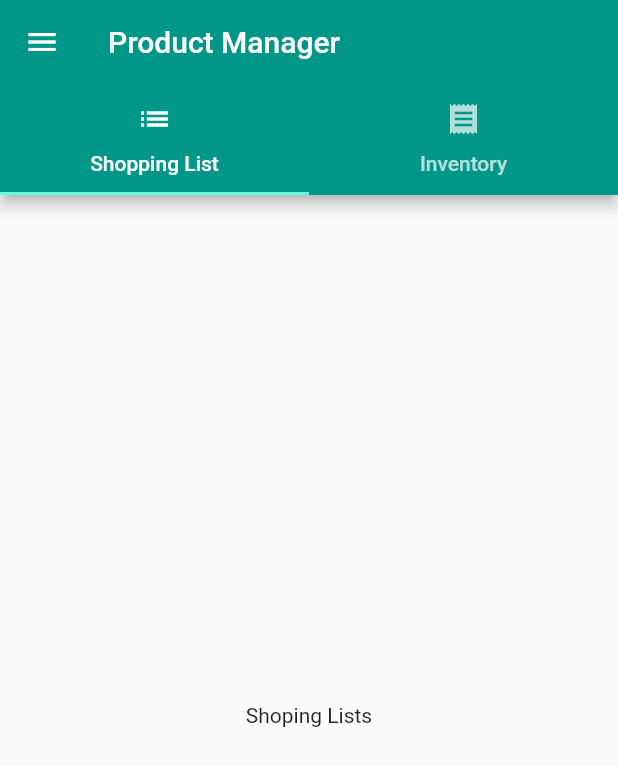
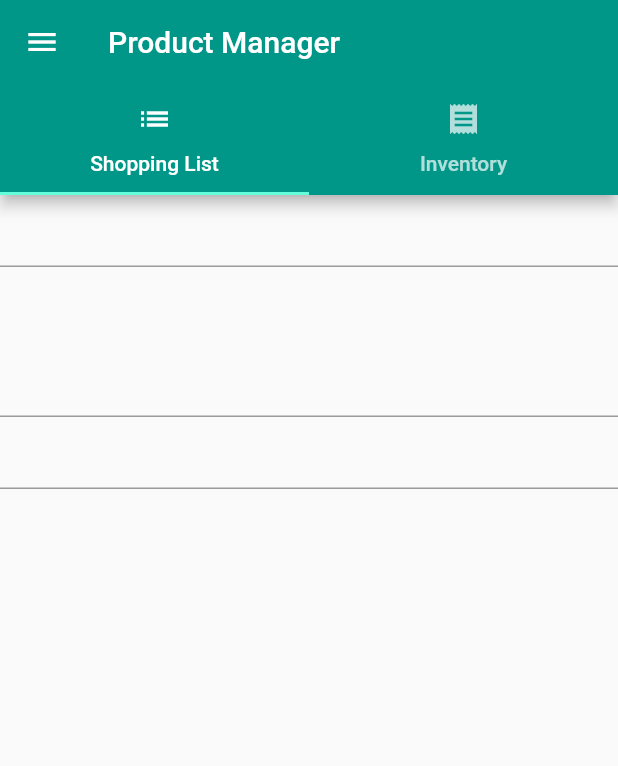
Before and after one commit to tehnools/foodie_v1, a Flutter app: the ProductManagmentPage screen opened by its route, on a phone screen of 412 x 824 dp. Shown: the top 766 px of the screen. Run offline on Flutter 3.47's test engine with Material 2 defaults, Android fonts, the phone set to English and light mode, and no system bars.

Commit message:
3 new text fields created for shopping list

```diff
--- a/lib/pages/shopping_list.dart
+++ b/lib/pages/shopping_list.dart
@@ -1,8 +1,46 @@
 import 'package:flutter/material.dart';
 
-class ShoppingListPage extends StatelessWidget{
+class ShoppingListPage extends StatefulWidget {
+  @override
+  State<StatefulWidget> createState() {
+    return _ShoppingListPageState();
+  }
+}
+
+class _ShoppingListPageState extends State<ShoppingListPage> {
+  String title = '';
+  String description = '';
+  double price;
+
   @override
   Widget build(BuildContext context) {
-    return Center(child: Text('Shoping Lists'),);
+    return Column(
+      children: <Widget>[
+        TextField(
+          onChanged: (String value) {
+            setState(() {
+              title = value;
+            });
+          },
+        ),
+        TextField(
+          maxLines: 4,
+          onChanged: (String value) {
+            setState(() {
+              description = value;
+            });
+          },
+        ),
+        TextField(
+          keyboardType: TextInputType.number,
+          onChanged: (String value) {
+            setState(() {
+              price = double.parse(value);
+            });
+          },
+        ),
+        Text(title),
+      ],
+    );
   }
 }
```
